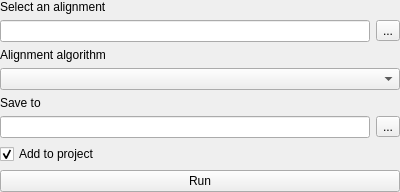
ugeneunipro/ugene, file src/corelibs/U2View/src/ov_sequence/alignment_entropy_calculation/EntropyCalculationWidget.ui: the form before one commit.
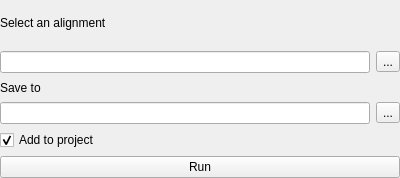
The form after the commit.

What changed in the file:
```diff
--- a/src/corelibs/U2View/src/ov_sequence/alignment_entropy_calculation/EntropyCalculationWidget.ui
+++ b/src/corelibs/U2View/src/ov_sequence/alignment_entropy_calculation/EntropyCalculationWidget.ui
@@ -65,16 +65,6 @@
       <property name="bottomMargin">
        <number>0</number>
       </property>
-      <item>
-       <widget class="QLabel" name="algorithmLabel">
-        <property name="text">
-         <string>Alignment algorithm</string>
-        </property>
-       </widget>
-      </item>
-      <item>
-       <widget class="QComboBox" name="algorithmComboBox"/>
-      </item>
       <item>
        <widget class="QLabel" name="saveToLabel">
         <property name="text">
```
